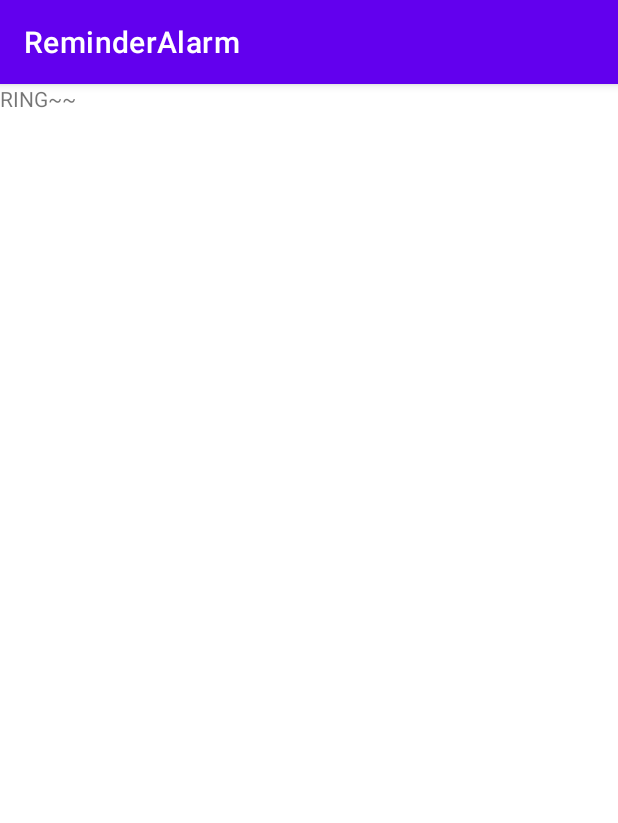
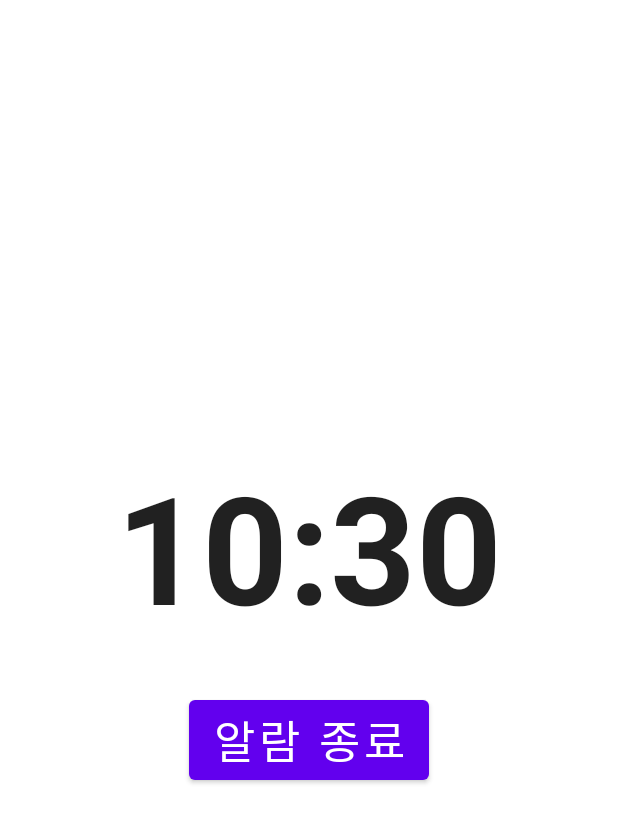
Before and after one commit to zelo0/ReminderAlarm, an Android app: the AlarmRingActivity screen opened directly, with no data from a screen before it, on a phone screen of 412 x 824 dp. Shown: the top 823 px of the screen. Run offline under Robolectric (Android 15) with nearby library versions, the phone set to English and light mode, and no system bars.

Commit message:
알람 소리 서비스 구현

```diff
--- a/app/src/main/AndroidManifest.xml
+++ b/app/src/main/AndroidManifest.xml
@@ -22,21 +22,22 @@
             android:exported="true" >
         </service>
 
+        <!-- 알람 울릴 시 화면 -->
         <activity
             android:name=".AlarmRingActivity"
             android:exported="true"
             android:showForAllUsers="true"
             android:showWhenLocked="true"
             android:turnScreenOn="true" />
+        <!-- 메인 화면 -->
         <activity
             android:name=".MainActivity"
-            android:exported="false"
-            android:theme="@style/Theme.ReminderAlarm.NoActionBar" />
+            android:exported="false" />
+        <!-- 권한 확인용 초기 팝업 화면 -->
         <activity
             android:name=".SplashActivity"
             android:exported="true"
-            android:label="@string/app_name"
-            android:theme="@style/Theme.ReminderAlarm.NoActionBar" >
+            android:label="@string/app_name" >
             <intent-filter>
                 <action android:name="android.intent.action.MAIN" />
 
--- a/app/src/main/java/com/example/reminderalarm/AlarmRingActivity.java
+++ b/app/src/main/java/com/example/reminderalarm/AlarmRingActivity.java
@@ -2,13 +2,33 @@ package com.example.reminderalarm;
 
 import androidx.appcompat.app.AppCompatActivity;
 
+import android.content.Intent;
 import android.os.Bundle;
+import android.view.View;
+import android.widget.Button;
+
+import com.example.reminderalarm.databinding.ActivityAlarmRingBinding;
+import com.example.reminderalarm.databinding.ActivityMainBinding;
 
 public class AlarmRingActivity extends AppCompatActivity {
+
+    private ActivityAlarmRingBinding binding;
 
     @Override
     protected void onCreate(Bundle savedInstanceState) {
         super.onCreate(savedInstanceState);
-        setContentView(R.layout.activity_alarm_ring);
+
+        binding = ActivityAlarmRingBinding.inflate(getLayoutInflater());
+        setContentView(binding.getRoot());
+
+
+        /* 알람 종료 버튼 클릭 시 서비스 종료 후 화면 종료 */
+        Button alarmStopBtn = binding.alarmStopBtn;
+        alarmStopBtn.setOnClickListener(v -> {
+            // 알람 백그라운드 서비스 종료
+            stopService(new Intent(this, AlarmService.class));
+            // 화면 종료
+            finish();
+        });
     }
 }
--- a/app/src/main/java/com/example/reminderalarm/AlarmService.java
+++ b/app/src/main/java/com/example/reminderalarm/AlarmService.java
@@ -7,15 +7,14 @@ import android.media.RingtoneManager;
 import android.net.Uri;
 import android.os.IBinder;
 import android.provider.Settings;
+import android.util.Log;
 import android.widget.Toast;
 
 import androidx.annotation.Nullable;
 
 public class AlarmService extends Service {
+
     private MediaPlayer mediaPlayer;
-
-    public AlarmService() {
-    }
 
     @Nullable
     @Override
@@ -25,18 +24,18 @@ public class AlarmService extends Service {
     }
 
     @Override
-    public void onCreate() {
-        super.onCreate();
-    }
+    public int onStartCommand(Intent intent, int flags, int startId) {
+        // 알람 울릴 때 사용할 사운드
+        Uri bellUri = RingtoneManager.getDefaultUri(RingtoneManager.TYPE_ALARM);
 
-    @Override
-    public int onStartCommand(Intent intent, int flags, int startId) {
-        Uri uri = RingtoneManager.getDefaultUri(RingtoneManager.TYPE_ALARM);
+        // mediaPlayer 생성
+        mediaPlayer = MediaPlayer.create(this, bellUri);
 
-        mediaPlayer = MediaPlayer.create(this, uri);
+        // 재생
         mediaPlayer.setVolume(50,50);
         mediaPlayer.setLooping(true);
         mediaPlayer.start();
+
         Toast.makeText(this, "ring ~ ring ~", Toast.LENGTH_SHORT).show();
         return super.onStartCommand(intent, flags, startId);
     }
@@ -45,6 +44,7 @@ public class AlarmService extends Service {
     public void onDestroy() {
         mediaPlayer.stop();
         mediaPlayer.release();
+        Toast.makeText(this, "알람을 종료했습니다.", Toast.LENGTH_SHORT);
         super.onDestroy();
     }
 }
--- a/app/src/main/res/layout/activity_alarm_ring.xml
+++ b/app/src/main/res/layout/activity_alarm_ring.xml
@@ -6,11 +6,30 @@
     android:layout_height="match_parent"
     tools:context=".AlarmRingActivity">
 
-    <TextView
-        android:id="@+id/textView2"
-        android:layout_width="wrap_content"
-        android:layout_height="wrap_content"
-        android:text="RING~~"
-        tools:layout_editor_absoluteX="123dp"
-        tools:layout_editor_absoluteY="178dp" />
+    <LinearLayout
+        android:layout_width="match_parent"
+        android:layout_height="match_parent"
+        android:orientation="vertical"
+        android:gravity="center">
+
+        <TextClock
+            android:id="@+id/clock"
+            android:layout_width="match_parent"
+            android:layout_height="wrap_content"
+            android:format24Hour="hh:mm"
+            android:format12Hour="hh:mm"
+            android:textAlignment="center"
+            android:textSize="100dp"
+            android:textStyle="bold"
+            />
+
+        <Button
+            android:id="@+id/alarmStopBtn"
+            android:layout_width="wrap_content"
+            android:layout_height="wrap_content"
+            android:layout_marginTop="30dp"
+            android:textSize="30dp"
+            android:text="알람 종료" />
+    </LinearLayout>
+
 </androidx.constraintlayout.widget.ConstraintLayout>
--- a/app/src/main/res/values-night/themes.xml
+++ b/app/src/main/res/values-night/themes.xml
@@ -9,8 +9,16 @@
         <item name="colorSecondary">@color/teal_200</item>
         <item name="colorSecondaryVariant">@color/teal_200</item>
         <item name="colorOnSecondary">@color/black</item>
-        <!-- Status bar color. -->
-        <item name="android:statusBarColor" tools:targetApi="l">?attr/colorPrimaryVariant</item>
+
         <!-- Customize your theme here. -->
+        <!-- 투명 상태 바 -->
+        <item name="android:windowLightStatusBar" tools:targetApi="m">true</item>
+        <item name="android:statusBarColor" tools:targetApi="l">@android:color/transparent</item>
+        <item name="android:navigationBarColor">@android:color/transparent</item>
+        <item name="android:enforceNavigationBarContrast" tools:targetApi="q">false</item>
+        <item name="android:enforceStatusBarContrast" tools:targetApi="q">false</item>
+        <!-- no action bar -->
+        <item name="windowActionBar">false</item>
+        <item name="windowNoTitle">true</item>
     </style>
 </resources>
--- a/app/src/main/res/values/themes.xml
+++ b/app/src/main/res/values/themes.xml
@@ -9,9 +9,17 @@
         <item name="colorSecondary">@color/teal_200</item>
         <item name="colorSecondaryVariant">@color/teal_700</item>
         <item name="colorOnSecondary">@color/black</item>
-        <!-- Status bar color. -->
-        <item name="android:statusBarColor" tools:targetApi="l">?attr/colorPrimaryVariant</item>
+
         <!-- Customize your theme here. -->
+        <!-- 투명 상태 바 -->
+        <item name="android:windowLightStatusBar" tools:targetApi="m">true</item>
+        <item name="android:statusBarColor" tools:targetApi="l">@android:color/transparent</item>
+        <item name="android:navigationBarColor">@android:color/transparent</item>
+        <item name="android:enforceNavigationBarContrast" tools:targetApi="q">false</item>
+        <item name="android:enforceStatusBarContrast" tools:targetApi="q">false</item>
+        <!-- no action bar -->
+        <item name="windowActionBar">false</item>
+        <item name="windowNoTitle">true</item>
     </style>
 
     <style name="Theme.ReminderAlarm.NoActionBar">
```
